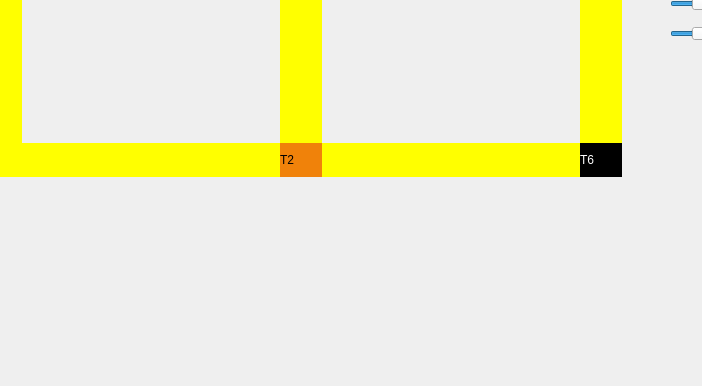
The window that mainwindow.ui (ArturRochel/threadtrem) describes before a commit, drawn with Qt 5; both pictures show x 120 to 822 and y 374 to 760 of the 929 by 760 pixel window.
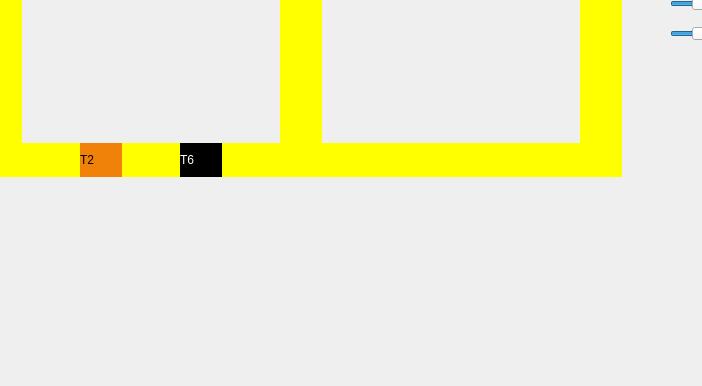
The same window after the commit.

The edit to the form file:
```diff
--- a/mainwindow.ui
+++ b/mainwindow.ui
@@ -162,7 +162,7 @@
    <widget class="QLabel" name="label_trem2">
     <property name="geometry">
      <rect>
-      <x>400</x>
+      <x>200</x>
       <y>500</y>
       <width>42</width>
       <height>34</height>
@@ -230,7 +230,7 @@
    <widget class="QLabel" name="label_trem6">
     <property name="geometry">
      <rect>
-      <x>700</x>
+      <x>300</x>
       <y>500</y>
       <width>42</width>
       <height>34</height>
```
